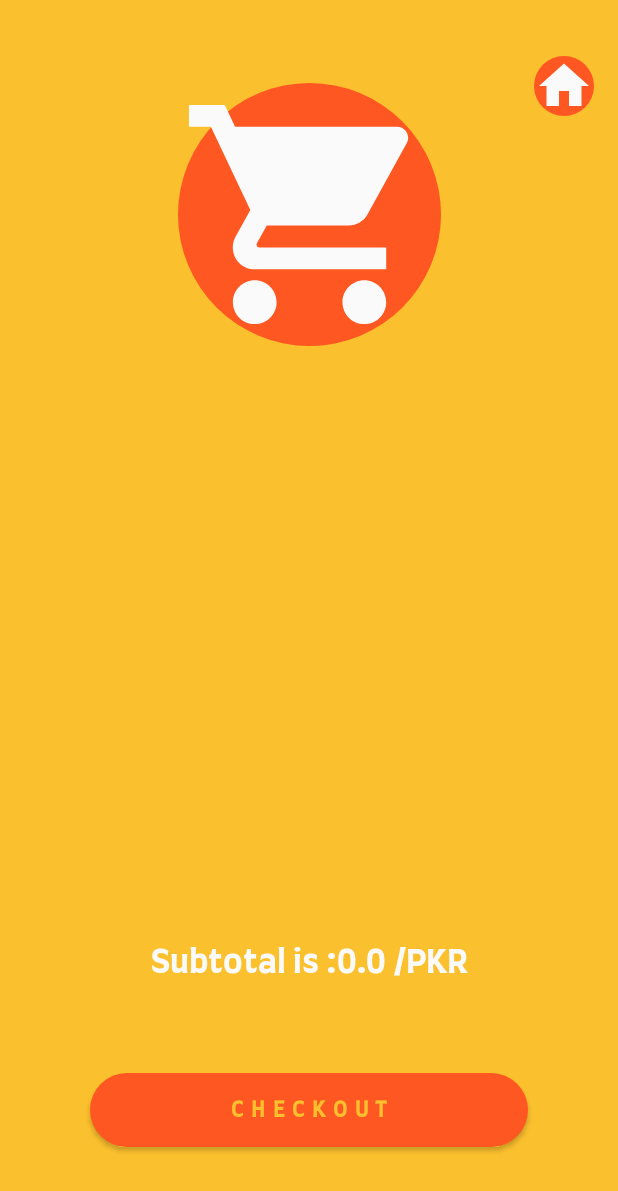
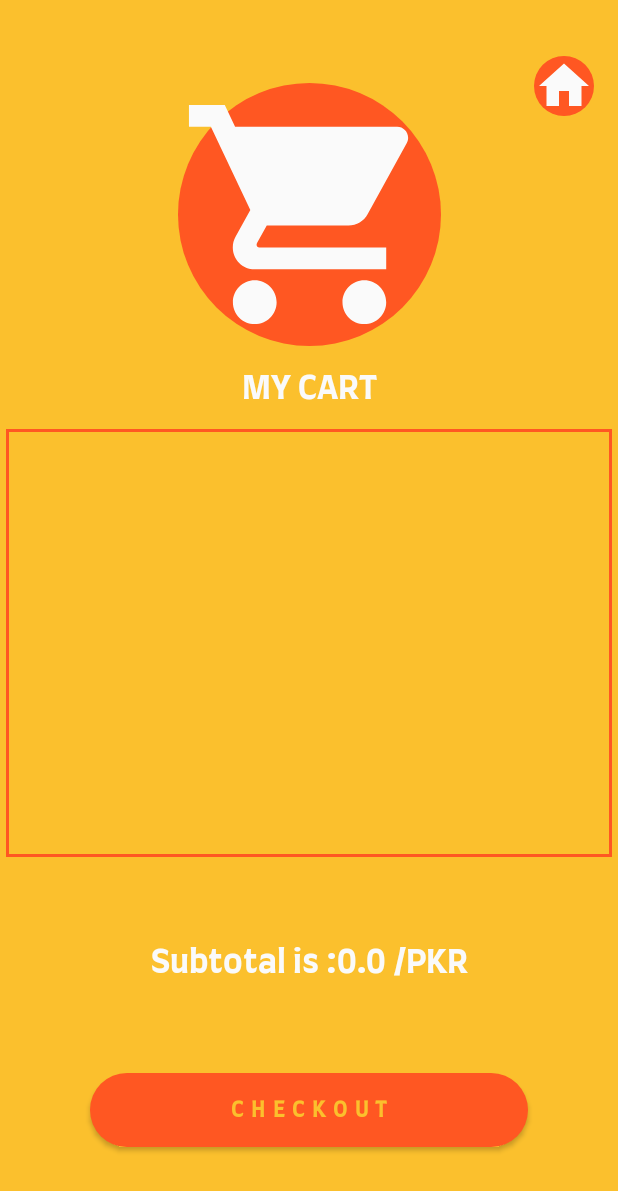
Before and after one commit to Ikarus999/MERNMarketplace2, an Android app: the CartListActivity screen opened directly, with no data from a screen before it, on a phone screen of 412 x 824 dp. Shown: the top 1191 px of the screen. Run offline under Robolectric (Android 15) with nearby library versions, the phone set to English and light mode, and no system bars.

Commit message:
--> Some minor UI Tweaks

```diff
--- a/app/src/main/res/layout/activity_cart_list.xml
+++ b/app/src/main/res/layout/activity_cart_list.xml
@@ -47,6 +47,20 @@
         app:layout_constraintStart_toStartOf="parent"
         app:layout_constraintTop_toBottomOf="@+id/shoplist" />
 
+    <TextView
+        android:id="@+id/textView15"
+        android:layout_width="wrap_content"
+        android:layout_height="wrap_content"
+        android:fontFamily="@font/farro_bold"
+        android:text="MY CART"
+        android:textColor="@color/primaryTextColor"
+        android:textSize="22sp"
+        app:layout_constraintBottom_toTopOf="@+id/shoplist"
+        app:layout_constraintEnd_toEndOf="parent"
+        app:layout_constraintHorizontal_bias="0.5"
+        app:layout_constraintStart_toStartOf="parent"
+        app:layout_constraintTop_toBottomOf="@+id/imageView8" />
+
     <Button
         android:id="@+id/saveShop2"
         android:layout_width="300dp"
@@ -67,6 +81,7 @@
         android:id="@+id/shoplist"
         android:layout_width="404dp"
         android:layout_height="285dp"
+        android:background="@drawable/edittext_rectangular"
         app:layout_constraintBottom_toTopOf="@+id/textView9"
         app:layout_constraintEnd_toEndOf="parent"
         app:layout_constraintHorizontal_bias="0.5"
```
